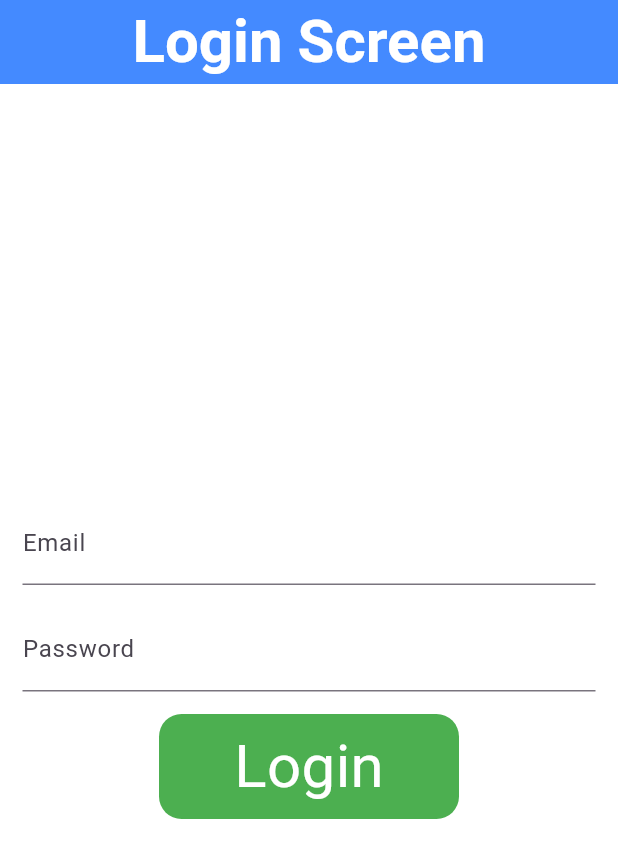
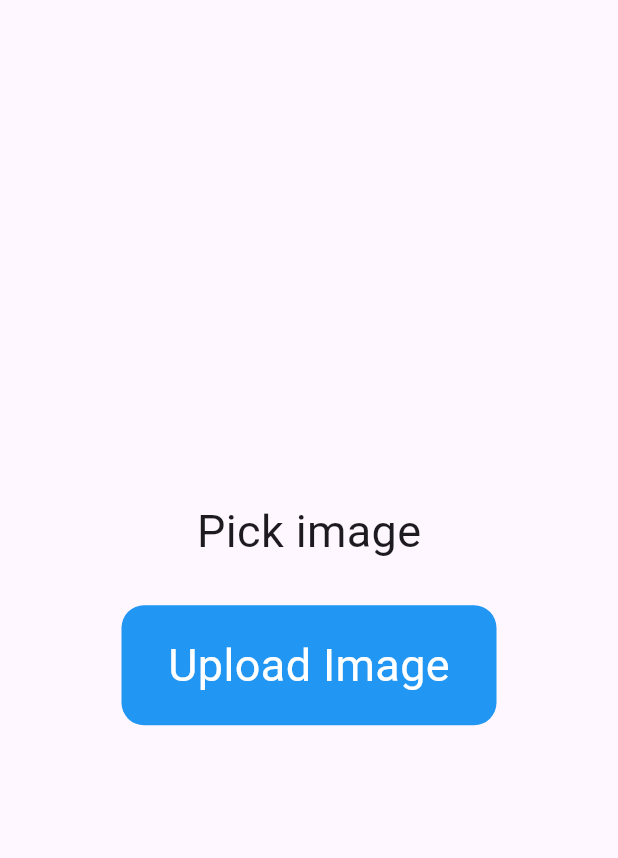
Before and after one commit to muhammadazan-code/APIs, a Flutter app: the screen it shows after launch, on a phone screen of 412 x 824 dp. Shown: the top 858 px of the screen. Run offline on Flutter 3.47's test engine with Material 3 defaults, Android fonts, the phone set to English and light mode, and no system bars; drawn by our look-alikes of modal_progress_hud_nsn; our stand-ins replace image_picker, loading_animation_widget.

```diff
--- a/lib/main.dart
+++ b/lib/main.dart
@@ -1,114 +1,114 @@
-import 'dart:convert';
-
+// import 'dart:convert';
 import 'package:flutter/material.dart';
-import 'package:http/http.dart';
+// import 'package:http/http.dart';
+import 'package:new_project/upload_images/images.dart';
 
 void main() {
-  runApp(const MyApp());
+  runApp(const UploadImage());
 }
 
-class MyApp extends StatelessWidget {
-  const MyApp({super.key});
+// class MyApp extends StatelessWidget {
+//   const MyApp({super.key});
 
-  @override
-  Widget build(BuildContext context) {
-    return MaterialApp(
-      home: Scaffold(
-        backgroundColor: Colors.white,
-        appBar: AppBar(
-          foregroundColor: Colors.white,
-          backgroundColor: Colors.blueAccent,
-          title: Center(
-            child: Text(
-              'Login Screen',
-              style: TextStyle(fontSize: 40, fontWeight: FontWeight.bold),
-            ),
-          ),
-        ),
-        body: CustomState(),
-      ),
-    );
-  }
-}
+//   @override
+//   Widget build(BuildContext context) {
+//     return MaterialApp(
+//       home: Scaffold(
+//         backgroundColor: Colors.white,
+//         appBar: AppBar(
+//           foregroundColor: Colors.white,
+//           backgroundColor: Colors.blueAccent,
+//           title: Center(
+//             child: Text(
+//               'Login Screen',
+//               style: TextStyle(fontSize: 40, fontWeight: FontWeight.bold),
+//             ),
+//           ),
+//         ),
+//         body: UploadImage(),
+//       ),
+//     );
+//   }
+// }
 
-class CustomState extends StatefulWidget {
-  const CustomState({super.key});
+// class CustomState extends StatefulWidget {
+//   const CustomState({super.key});
 
-  @override
-  State<CustomState> createState() => _CustomStateState();
-}
+//   @override
+//   State<CustomState> createState() => _CustomStateState();
+// }
 
-class _CustomStateState extends State<CustomState> {
-  TextEditingController emailController = TextEditingController();
-  TextEditingController passwordController = TextEditingController();
-  void login(String password, String email) async {
-    try {
-      Response response = await post(
-        Uri.parse('https://reqres.in/api/login'),
-        body: {
-          "email": email,
-          "password": password,
-        },
-      );
-      if (response.statusCode == 200) {
-        Map<String, dynamic> datafromJson =
-            jsonDecode(response.body.toString());
-        print(datafromJson.containsKey('id'));
-        print('Login Successfully');
-      } else {
-        print('failed');
-      }
-    } catch (e) {
-      print(e);
-    }
-  }
+// class _CustomStateState extends State<CustomState> {
+//   TextEditingController emailController = TextEditingController();
+//   TextEditingController passwordController = TextEditingController();
+//   void login(String password, String email) async {
+//     try {
+//       Response response = await post(
+//         Uri.parse('https://reqres.in/api/login'),
+//         body: {
+//           "email": email,
+//           "password": password,
+//         },
+//       );
+//       if (response.statusCode == 200) {
+//         Map<String, dynamic> datafromJson =
+//             jsonDecode(response.body.toString());
+//         print(datafromJson.containsKey('id'));
+//         print('Login Successfully');
+//       } else {
+//         print('failed');
+//       }
+//     } catch (e) {
+//       print(e);
+//     }
+//   }
 
-  @override
-  Widget build(BuildContext context) {
-    return Padding(
-      padding: const EdgeInsets.all(15.0),
-      child: Column(
-        spacing: 15,
-        mainAxisAlignment: MainAxisAlignment.center,
-        crossAxisAlignment: CrossAxisAlignment.center,
-        children: [
-          TextFormField(
-            controller: emailController,
-            decoration: InputDecoration(
-              labelText: 'Email',
-            ),
-          ),
-          TextFormField(
-            controller: passwordController,
-            decoration: InputDecoration(
-              labelText: 'Password',
-            ),
-          ),
-          GestureDetector(
-            onTap: () {
-              login(passwordController.text.toString(),
-                  emailController.text.toString());
-              setState(() {});
-            },
-            child: Container(
-              alignment: Alignment.center,
-              height: 70,
-              width: 200,
-              decoration: BoxDecoration(
-                color: Colors.green,
-                borderRadius: BorderRadius.circular(15),
-              ),
-              child: Text(
-                'Login',
-                style: TextStyle(
-                  fontSize: 40,
-                  color: Colors.white,
-                ),
-              ),
-            ),
-          )
-        ],
-      ),
-    );
-  }
-}
+//   @override
+//   Widget build(BuildContext context) {
+//     return Padding(
+//       padding: const EdgeInsets.all(15.0),
+//       child: Column(
+//         spacing: 15,
+//         mainAxisAlignment: MainAxisAlignment.center,
+//         crossAxisAlignment: CrossAxisAlignment.center,
+//         children: [
+//           TextFormField(
+//             controller: emailController,
+//             decoration: InputDecoration(
+//               labelText: 'Email',
+//             ),
+//           ),
+//           TextFormField(
+//             controller: passwordController,
+//             decoration: InputDecoration(
+//               labelText: 'Password',
+//             ),
+//           ),
+//           GestureDetector(
+//             onTap: () {
+//               login(passwordController.text.toString(),
+//                   emailController.text.toString());
+//               setState(() {});
+//             },
+//             child: Container(
+//               alignment: Alignment.center,
+//               height: 70,
+//               width: 200,
+//               decoration: BoxDecoration(
+//                 color: Colors.green,
+//                 borderRadius: BorderRadius.circular(15),
+//               ),
+//               child: Text(
+//                 'Login',
+//                 style: TextStyle(
+//                   fontSize: 40,
+//                   color: Colors.white,
+//                 ),
+//               ),
+//             ),
+//           )
+//         ],
+//       ),
+//     );
+//   }
+// }
--- /dev/null
+++ b/lib/upload_images/images.dart
@@ -0,0 +1,136 @@
+import 'dart:io';
+import 'package:http/http.dart' as http;
+import 'package:flutter/material.dart';
+import 'package:image_picker/image_picker.dart';
+import 'package:modal_progress_hud_nsn/modal_progress_hud_nsn.dart';
+
+class UploadImage extends StatefulWidget {
+  const UploadImage({super.key});
+
+  @override
+  State<UploadImage> createState() => _UploadImageState();
+}
+
+class _UploadImageState extends State<UploadImage> {
+  File? image;
+  final _picker = ImagePicker();
+  bool showSpinner = false;
+  Future getimage() async {
+    final pickedFile =
+        await _picker.pickImage(source: ImageSource.gallery, imageQuality: 80);
+    if (PickedFile != null) {
+      image = File(pickedFile!.path);
+      setState(() {});
+    } else {
+      print('No Image');
+    }
+  }
+
+  Future<void> getloadImage() async {
+    setState(() {
+      showSpinner = true;
+    });
+    var stream = new http.ByteStream(image!.openRead());
+    stream.cast();
+    var length = await image!.length();
+    var uri = Uri.parse('https://fakestoreapi.com/products');
+    var request = new http.MultipartRequest('POST', uri);
+    request.fields['title'] = 'Static title';
+    var multipart = new http.MultipartFile('images', stream, length);
+    request.files.add(multipart);
+    var response = await request.send();
+    if (response.statusCode == 200) {
+      setState(() {
+        showSpinner = false;
+      });
+      print('image uploaded');
+    } else {
+      setState(() {
+        showSpinner = false;
+      });
+      print('image not uploaded');
+    }
+  }
+
+  @override
+  Widget build(BuildContext context) {
+    return MaterialApp(
+      home: ModalProgressHUD(
+        inAsyncCall: showSpinner,
+        child: Scaffold(
+          body: Column(
+            mainAxisAlignment: MainAxisAlignment.center,
+            crossAxisAlignment: CrossAxisAlignment.center,
+            children: [
+              GestureDetector(
+                onTap: () {
+                  /* When the user click the pick image button it will go to the storage of device. */
+                  getimage();
+                  setState(() {});
+                },
+                child: Container(
+                  child: image == null
+                      ? Center(
+                          child: Text(
+                            'Pick image',
+                            style: TextStyle(fontSize: 30),
+                          ),
+                        )
+                      : Padding(
+                          padding: const EdgeInsets.all(8.0),
+                          child: Container(
+                            width: 250,
+                            height: 150,
+                            decoration: BoxDecoration(
+                              color: Colors.black,
+                              borderRadius: BorderRadius.circular(15),
+                            ),
+                            child: Center(
+                              child: Image.file(
+                                File(image!.path).absolute,
+                                height: 150,
+                                width: 250,
+                                fit: BoxFit.cover,
+                              ),
+                            ),
+                          ),
+                        ),
+                ),
+              ),
+              SizedBox(
+                height: 20,
+              ),
+              Padding(
+                padding: const EdgeInsets.all(8.0),
+                child: Center(
+                  child: GestureDetector(
+                    onTap: () {
+                      /*  When the user click the upload image m image will be uploaded */
+                      getloadImage();
+                      setState(() {});
+                    },
+                    child: Container(
+                      alignment: AlignmentDirectional.center,
+                      height: 80,
+                      width: 250,
+                      decoration: BoxDecoration(
+                          color: Colors.blue,
+                          borderRadius: BorderRadius.circular(15.0)),
+                      child: Text(
+                        'Upload Image',
+                        style: TextStyle(
+                          fontSize: 30,
+                          color: Colors.white,
+                        ),
+                      ),
+                    ),
+                  ),
+                ),
+              )
+            ],
+          ),
+        ),
+      ),
+    );
+  }
+}
--- a/pubspec.yaml
+++ b/pubspec.yaml
@@ -36,6 +36,8 @@ dependencies:
   cupertino_icons: ^1.0.8
   http: ^1.3.0
   loading_animation_widget: ^1.3.0
+  modal_progress_hud_nsn: ^0.5.0
+  image_picker: ^1.1.2
 
 dev_dependencies:
   flutter_test:
```
Also changed, not shown: pubspec.lock, 6 other files.
